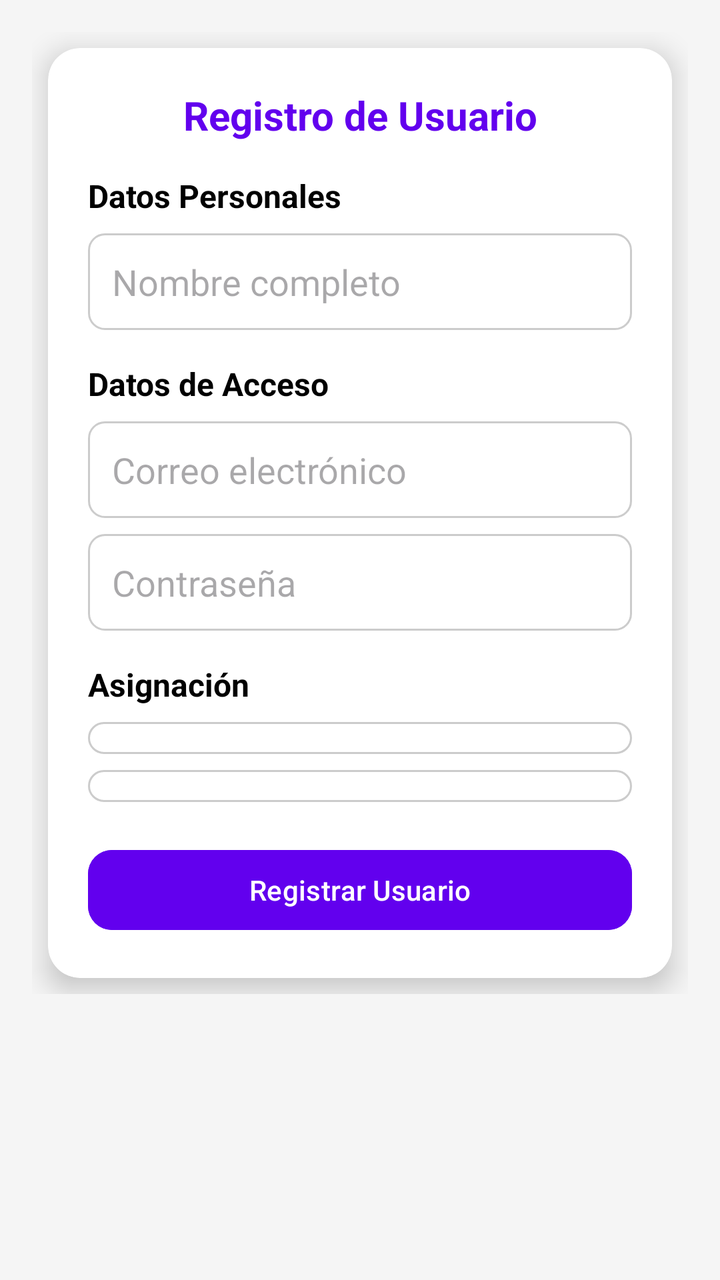
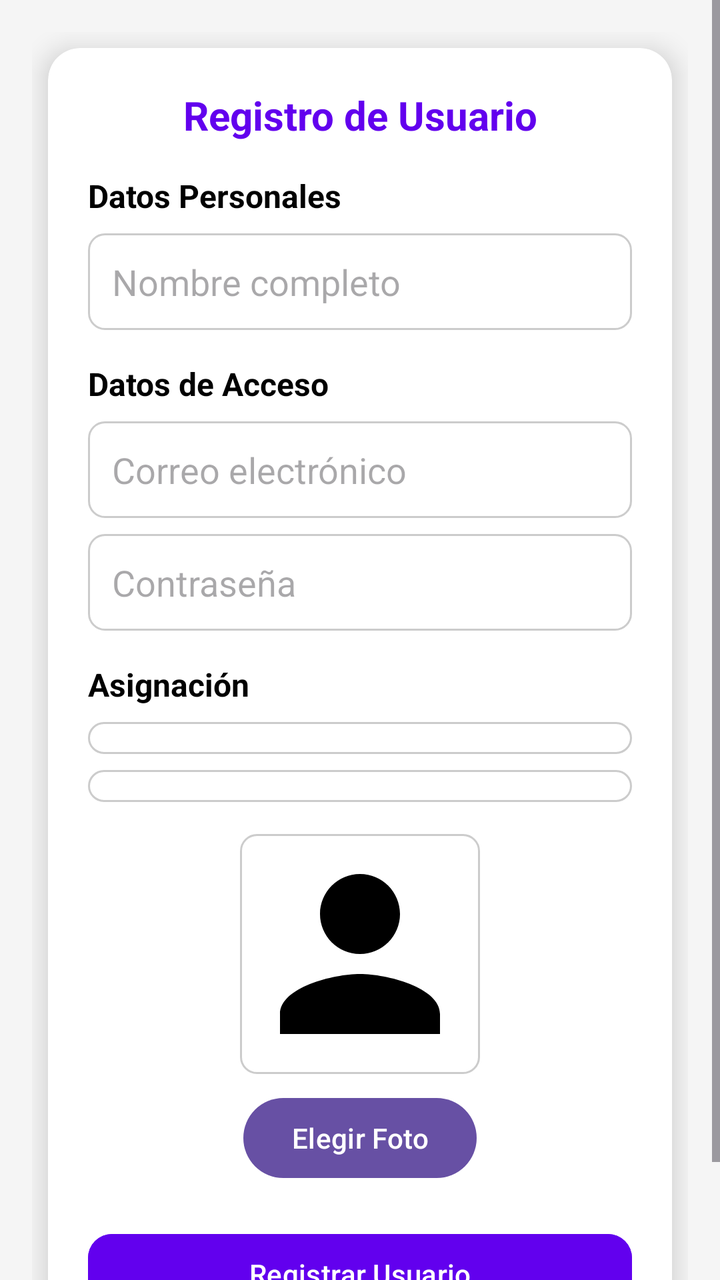

Screens rendered from an Android XML layout before and after an edit, with the pre-edit source and the edit as a unified diff.
<!-- AndroidManifest.xml: application theme Theme.ProyectoAppCBT -->
<!-- res/layout/activity_registrar_usuario.xml -->
<?xml version="1.0" encoding="utf-8"?>
<ScrollView xmlns:android="http://schemas.android.com/apk/res/android"
    xmlns:app="http://schemas.android.com/apk/res-auto"
    android:layout_width="match_parent"
    android:layout_height="match_parent"
    android:background="#F5F5F5">

    <androidx.constraintlayout.widget.ConstraintLayout
        android:id="@+id/clRegistrarUsuario"
        android:layout_width="match_parent"
        android:layout_height="wrap_content"
        android:padding="16dp">

        
        <androidx.cardview.widget.CardView
            android:id="@+id/cardRegistrar"
            android:layout_width="0dp"
            android:layout_height="wrap_content"
            android:layout_margin="8dp"
            app:cardCornerRadius="16dp"
            app:cardElevation="8dp"
            app:layout_constraintTop_toTopOf="parent"
            app:layout_constraintBottom_toBottomOf="parent"
            app:layout_constraintStart_toStartOf="parent"
            app:layout_constraintEnd_toEndOf="parent">

            <androidx.constraintlayout.widget.ConstraintLayout
                android:layout_width="match_parent"
                android:layout_height="wrap_content"
                android:padding="20dp">

                
                <TextView
                    android:id="@+id/tvTitulo"
                    android:layout_width="0dp"
                    android:layout_height="wrap_content"
                    android:text="Registro de Usuario"
                    android:textSize="20sp"
                    android:textStyle="bold"
                    android:textColor="#6200EE"
                    android:gravity="center"
                    app:layout_constraintTop_toTopOf="parent"
                    app:layout_constraintStart_toStartOf="parent"
                    app:layout_constraintEnd_toEndOf="parent" />

                
                <TextView
                    android:id="@+id/tvDatosPersonales"
                    android:layout_width="0dp"
                    android:layout_height="wrap_content"
                    android:text="Datos Personales"
                    android:textSize="16sp"
                    android:textStyle="bold"
                    android:textColor="#000000"
                    android:layout_marginTop="16dp"
                    app:layout_constraintTop_toBottomOf="@id/tvTitulo"
                    app:layout_constraintStart_toStartOf="parent"
                    app:layout_constraintEnd_toEndOf="parent" />

                <EditText
                    android:id="@+id/etNombre"
                    android:layout_width="0dp"
                    android:layout_height="wrap_content"
                    android:hint="Nombre completo"
                    android:inputType="textPersonName"
                    android:background="@drawable/bg_edittext"
                    android:padding="12dp"
                    android:layout_marginTop="8dp"
                    app:layout_constraintTop_toBottomOf="@id/tvDatosPersonales"
                    app:layout_constraintStart_toStartOf="parent"
                    app:layout_constraintEnd_toEndOf="parent" />

                
                <TextView
                    android:id="@+id/tvDatosAcceso"
                    android:layout_width="0dp"
                    android:layout_height="wrap_content"
                    android:text="Datos de Acceso"
                    android:textSize="16sp"
                    android:textStyle="bold"
                    android:textColor="#000000"
                    android:layout_marginTop="16dp"
                    app:layout_constraintTop_toBottomOf="@id/etNombre"
                    app:layout_constraintStart_toStartOf="parent"
                    app:layout_constraintEnd_toEndOf="parent" />

                <EditText
                    android:id="@+id/etEmail"
                    android:layout_width="0dp"
                    android:layout_height="wrap_content"
                    android:hint="Correo electrónico"
                    android:inputType="textEmailAddress"
                    android:background="@drawable/bg_edittext"
                    android:padding="12dp"
                    android:layout_marginTop="8dp"
                    app:layout_constraintTop_toBottomOf="@id/tvDatosAcceso"
                    app:layout_constraintStart_toStartOf="parent"
                    app:layout_constraintEnd_toEndOf="parent" />

                <EditText
                    android:id="@+id/etPassword"
                    android:layout_width="0dp"
                    android:layout_height="wrap_content"
                    android:hint="Contraseña"
                    android:inputType="textPassword"
                    android:background="@drawable/bg_edittext"
                    android:padding="12dp"
                    android:layout_marginTop="8dp"
                    app:layout_constraintTop_toBottomOf="@id/etEmail"
                    app:layout_constraintStart_toStartOf="parent"
                    app:layout_constraintEnd_toEndOf="parent" />

                
                <TextView
                    android:id="@+id/tvAsignacion"
                    android:layout_width="0dp"
                    android:layout_height="wrap_content"
                    android:text="Asignación"
                    android:textSize="16sp"
                    android:textStyle="bold"
                    android:textColor="#000000"
                    android:layout_marginTop="16dp"
                    app:layout_constraintTop_toBottomOf="@id/etPassword"
                    app:layout_constraintStart_toStartOf="parent"
                    app:layout_constraintEnd_toEndOf="parent" />

                <Spinner
                    android:id="@+id/spinnerRol"
                    android:layout_width="0dp"
                    android:layout_height="wrap_content"
                    android:background="@drawable/bg_spinner"
                    android:padding="8dp"
                    android:layout_marginTop="8dp"
                    app:layout_constraintTop_toBottomOf="@id/tvAsignacion"
                    app:layout_constraintStart_toStartOf="parent"
                    app:layout_constraintEnd_toEndOf="parent" />

                <Spinner
                    android:id="@+id/spinnerArea"
                    android:layout_width="0dp"
                    android:layout_height="wrap_content"
                    android:background="@drawable/bg_spinner"
                    android:padding="8dp"
                    android:layout_marginTop="8dp"
                    app:layout_constraintTop_toBottomOf="@id/spinnerRol"
                    app:layout_constraintStart_toStartOf="parent"
                    app:layout_constraintEnd_toEndOf="parent" />

                
                <LinearLayout
                    android:id="@+id/layoutDatosTrabajador"
                    android:layout_width="0dp"
                    android:layout_height="wrap_content"
                    android:orientation="vertical"
                    android:layout_marginTop="16dp"
                    android:visibility="gone"
                    app:layout_constraintTop_toBottomOf="@id/spinnerArea"
                    app:layout_constraintStart_toStartOf="parent"
                    app:layout_constraintEnd_toEndOf="parent">

                    <TextView
                        android:id="@+id/tvDatosLaborales"
                        android:layout_width="match_parent"
                        android:layout_height="wrap_content"
                        android:text="Datos Laborales"
                        android:textSize="16sp"
                        android:textStyle="bold"
                        android:textColor="#000000"
                        android:layout_marginBottom="8dp" />

                    <EditText
                        android:id="@+id/etDNI"
                        android:layout_width="match_parent"
                        android:layout_height="wrap_content"
                        android:hint="DNI"
                        android:inputType="number"
                        android:background="@drawable/bg_edittext"
                        android:padding="12dp"
                        android:layout_marginBottom="8dp" />

                    <EditText
                        android:id="@+id/etTelefono"
                        android:layout_width="match_parent"
                        android:layout_height="wrap_content"
                        android:hint="Teléfono"
                        android:inputType="phone"
                        android:background="@drawable/bg_edittext"
                        android:padding="12dp"
                        android:layout_marginBottom="8dp" />

                    <EditText
                        android:id="@+id/etDireccion"
                        android:layout_width="match_parent"
                        android:layout_height="wrap_content"
                        android:hint="Dirección"
                        android:inputType="textPostalAddress"
                        android:background="@drawable/bg_edittext"
                        android:padding="12dp"
                        android:layout_marginBottom="8dp" />

                    <EditText
                        android:id="@+id/etFechaIngreso"
                        android:layout_width="match_parent"
                        android:layout_height="wrap_content"
                        android:hint="Fecha de Ingreso (YYYY-MM-DD)"
                        android:inputType="date"
                        android:background="@drawable/bg_edittext"
                        android:padding="12dp"
                        android:layout_marginBottom="8dp" />
                </LinearLayout>

                <LinearLayout
                    android:id="@+id/layoutDatosAdministrador"
                    android:layout_width="0dp"
                    android:layout_height="wrap_content"
                    android:orientation="vertical"
                    android:layout_marginTop="16dp"
                    android:visibility="gone"
                    app:layout_constraintTop_toBottomOf="@id/layoutDatosTrabajador"
                    app:layout_constraintStart_toStartOf="parent"
                    app:layout_constraintEnd_toEndOf="parent">

                    <TextView
                        android:layout_width="match_parent"
                        android:layout_height="wrap_content"
                        android:text="Opciones de Administrador"
                        android:textSize="16sp"
                        android:textStyle="bold"
                        android:textColor="#000000"
                        android:layout_marginBottom="8dp" />

                    <CheckBox
                        android:id="@+id/cbGestionUsuarios"
                        android:layout_width="match_parent"
                        android:layout_height="wrap_content"
                        android:text="Puede gestionar usuarios"
                        android:layout_marginBottom="8dp" />

                    <CheckBox
                        android:id="@+id/cbVerReportes"
                        android:layout_width="match_parent"
                        android:layout_height="wrap_content"
                        android:text="Puede ver reportes de todas las áreas"
                        android:layout_marginBottom="8dp" />
                </LinearLayout>

                
                <Button
                    android:id="@+id/btnRegistrarUsuario"
                    android:layout_width="0dp"
                    android:layout_height="wrap_content"
                    android:text="Registrar Usuario"
                    android:backgroundTint="#6200EE"
                    android:textColor="#FFFFFF"
                    android:layout_marginTop="20dp"
                    app:cornerRadius="12dp"
                    app:layout_constraintTop_toBottomOf="@id/layoutDatosTrabajador"
                    app:layout_constraintStart_toStartOf="parent"
                    app:layout_constraintEnd_toEndOf="parent" />

            </androidx.constraintlayout.widget.ConstraintLayout>
        </androidx.cardview.widget.CardView>

    </androidx.constraintlayout.widget.ConstraintLayout>
</ScrollView>
<!-- resources referenced by this layout -->
<resources>
  <!-- drawable bg_edittext (drawable) -->
  <shape xmlns:android="http://schemas.android.com/apk/res/android"
      android:shape="rectangle">
      <solid android:color="#FFFFFF"/>
      <corners android:radius="8dp"/>
      <stroke android:width="1dp" android:color="#CCCCCC"/>
  </shape>
  <!-- drawable bg_spinner (drawable) -->
  <shape xmlns:android="http://schemas.android.com/apk/res/android"
      android:shape="rectangle">
      <solid android:color="#FFFFFF"/>
      <corners android:radius="8dp"/>
      <stroke android:width="1dp" android:color="#CCCCCC"/>
  </shape>
  <style name="Theme.ProyectoAppCBT" parent="Base.Theme.ProyectoAppCBT" />
  <style name="Base.Theme.ProyectoAppCBT" parent="Theme.Material3.DayNight.NoActionBar">
          
          
      </style>
</resources>

<!-- the commit's change to res/layout/activity_registrar_usuario.xml (unified diff, before → after) -->
@@ -146,6 +146,28 @@
                     app:layout_constraintStart_toStartOf="parent"
                     app:layout_constraintEnd_toEndOf="parent" />
 
+                <ImageView
+                    android:id="@+id/ivFotoPerfil"
+                    android:layout_width="120dp"
+                    android:layout_height="120dp"
+                    android:scaleType="centerCrop"
+                    android:src="@drawable/ic_user_placeholder"
+                    android:background="@drawable/bg_edittext"
+                    android:layout_marginTop="16dp"
+                    app:layout_constraintTop_toBottomOf="@id/spinnerArea"
+                    app:layout_constraintStart_toStartOf="parent"
+                    app:layout_constraintEnd_toEndOf="parent" />
+
+                <Button
+                    android:id="@+id/btnElegirFoto"
+                    android:layout_width="wrap_content"
+                    android:layout_height="wrap_content"
+                    android:text="Elegir Foto"
+                    android:layout_marginTop="8dp"
+                    app:layout_constraintTop_toBottomOf="@id/ivFotoPerfil"
+                    app:layout_constraintStart_toStartOf="parent"
+                    app:layout_constraintEnd_toEndOf="parent" />
+
                 
                 <LinearLayout
                     android:id="@+id/layoutDatosTrabajador"
@@ -154,7 +176,7 @@
                     android:orientation="vertical"
                     android:layout_marginTop="16dp"
                     android:visibility="gone"
-                    app:layout_constraintTop_toBottomOf="@id/spinnerArea"
+                    app:layout_constraintTop_toBottomOf="@id/btnElegirFoto"
                     app:layout_constraintStart_toStartOf="parent"
                     app:layout_constraintEnd_toEndOf="parent">
 
@@ -206,41 +228,6 @@
                         android:inputType="date"
                         android:background="@drawable/bg_edittext"
                         android:padding="12dp"
-                        android:layout_marginBottom="8dp" />
-                </LinearLayout>
-
-                <LinearLayout
-                    android:id="@+id/layoutDatosAdministrador"
-                    android:layout_width="0dp"
-                    android:layout_height="wrap_content"
-                    android:orientation="vertical"
-                    android:layout_marginTop="16dp"
-                    android:visibility="gone"
-                    app:layout_constraintTop_toBottomOf="@id/layoutDatosTrabajador"
-                    app:layout_constraintStart_toStartOf="parent"
-                    app:layout_constraintEnd_toEndOf="parent">
-
-                    <TextView
-                        android:layout_width="match_parent"
-                        android:layout_height="wrap_content"
-                        android:text="Opciones de Administrador"
-                        android:textSize="16sp"
-                        android:textStyle="bold"
-                        android:textColor="#000000"
-                        android:layout_marginBottom="8dp" />
-
-                    <CheckBox
-                        android:id="@+id/cbGestionUsuarios"
-                        android:layout_width="match_parent"
-                        android:layout_height="wrap_content"
-                        android:text="Puede gestionar usuarios"
-                        android:layout_marginBottom="8dp" />
-
-                    <CheckBox
-                        android:id="@+id/cbVerReportes"
-                        android:layout_width="match_parent"
-                        android:layout_height="wrap_content"
-                        android:text="Puede ver reportes de todas las áreas"
                         android:layout_marginBottom="8dp" />
                 </LinearLayout>
 
<!-- resource entries referenced after the edit -->
@@ -14,6 +14,12 @@
       <corners android:radius="8dp"/>
       <stroke android:width="1dp" android:color="#CCCCCC"/>
   </shape>
+  <!-- drawable ic_user_placeholder (drawable) -->
+  <vector xmlns:android="http://schemas.android.com/apk/res/android" android:height="24dp" android:tint="#000000" android:viewportHeight="24" android:viewportWidth="24" android:width="24dp">
+        
+      <path android:fillColor="@android:color/white" android:pathData="M12,12c2.21,0 4,-1.79 4,-4s-1.79,-4 -4,-4 -4,1.79 -4,4 1.79,4 4,4zM12,14c-2.67,0 -8,1.34 -8,4v2h16v-2c0,-2.66 -5.33,-4 -8,-4z"/>
+      
+  </vector>
   <style name="Theme.ProyectoAppCBT" parent="Base.Theme.ProyectoAppCBT" />
   <style name="Base.Theme.ProyectoAppCBT" parent="Theme.Material3.DayNight.NoActionBar">
           
